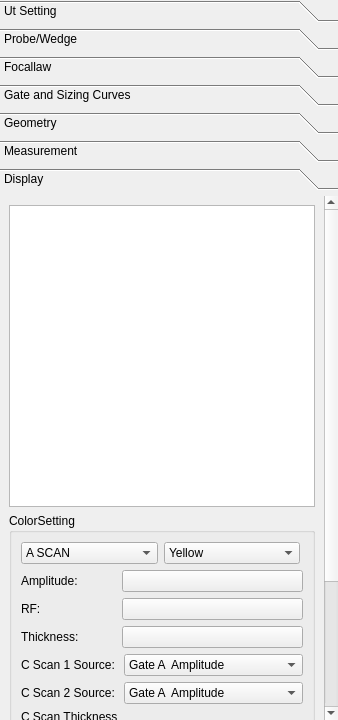
Before: the Qt Designer form phascan_view/ui/DopplerGroupTab.ui in qinxingying/hello-word, drawn with Qt 5.
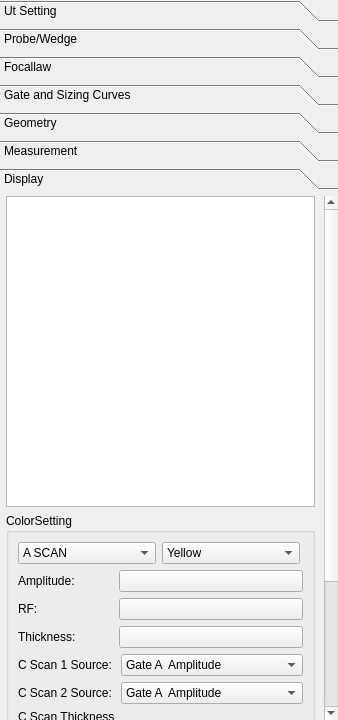
After: the same form once the commit is applied. The open tabs and pages were chosen to show the change. Icons and pictures are not drawn. Custom widgets are drawn as their Qt base class.

Patch:
```diff
--- a/phascan_view/ui/DopplerGroupTab.ui
+++ b/phascan_view/ui/DopplerGroupTab.ui
@@ -7445,7 +7445,7 @@
       <property name="geometry">
        <rect>
         <x>0</x>
-        <y>-190</y>
+        <y>0</y>
         <width>321</width>
         <height>700</height>
        </rect>
@@ -7521,6 +7521,12 @@
            </size>
           </property>
           <layout class="QVBoxLayout" name="verticalLayout_18" stretch="14,9,2,1">
+           <property name="leftMargin">
+            <number>6</number>
+           </property>
+           <property name="topMargin">
+            <number>0</number>
+           </property>
            <item>
             <widget class="QTreeView" name="treeView">
              <property name="dragEnabled">
```
Left out of the diff: 22 changed lines with no effect on the pictures.
